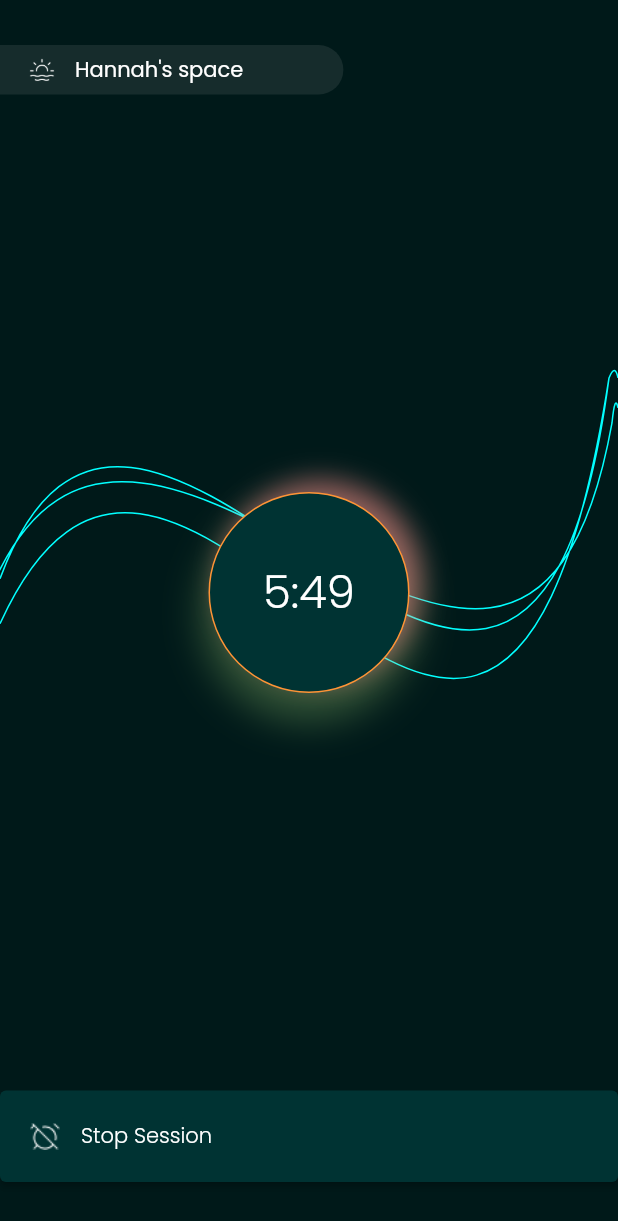
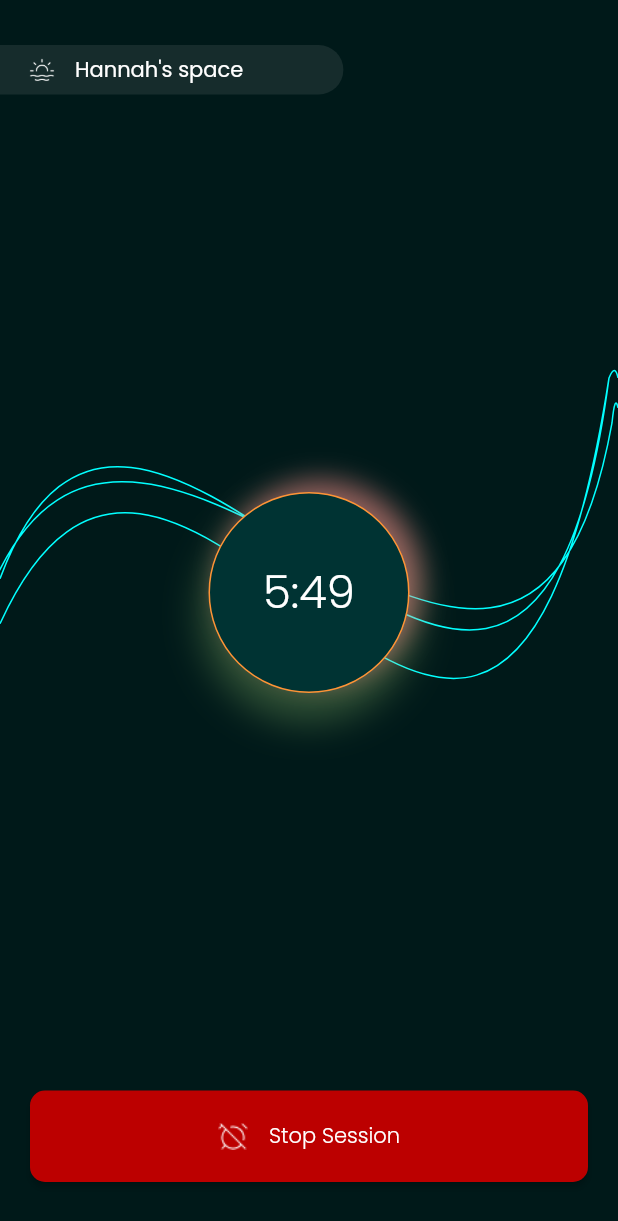
Before and after one commit to fiizzy/MentalWaev, a Flutter app: the MeditationTimerScreen screen opened by its route, on a phone screen of 412 x 824 dp. Shown: the top 1221 px of the screen. Run offline on Flutter 3.47's test engine with Material 2 defaults, Android fonts, the phone set to English and light mode, and no system bars; our stand-ins replace get.

Commit message:
complete button ui

```diff
--- a/lib/views/timer/timer_screen.dart
+++ b/lib/views/timer/timer_screen.dart
@@ -29,9 +29,18 @@ class _MeditationTimerScreenState extends State<MeditationTimerScreen> {
               timeUnit: Container(),
             ),
             const Spacer(),
-            ElevatedButton(
+            Padding(
+              padding: const EdgeInsets.symmetric(horizontal: 20.0),
+              child: ElevatedButton(
                 onPressed: () {},
+                style: ElevatedButton.styleFrom(
+                  primary: AppColors.negative,
+                  shape: RoundedRectangleBorder(
+                    borderRadius: BorderRadius.circular(10.0),
+                  ),
+                ),
                 child: Row(
+                  mainAxisAlignment: MainAxisAlignment.center,
                   children: [
                     iconFramer('alarm_off.png', 18.0),
                     const SizedBox(
@@ -42,6 +51,7 @@ class _MeditationTimerScreenState extends State<MeditationTimerScreen> {
                       style: Theme.of(context).textTheme.subtitle1,
                     ),
                   ],
+                ),
               ),
             ),
             const Padding(padding: EdgeInsets.only(bottom: 36.0)),
```
Lines whose indentation alone changed are shown as unchanged.
